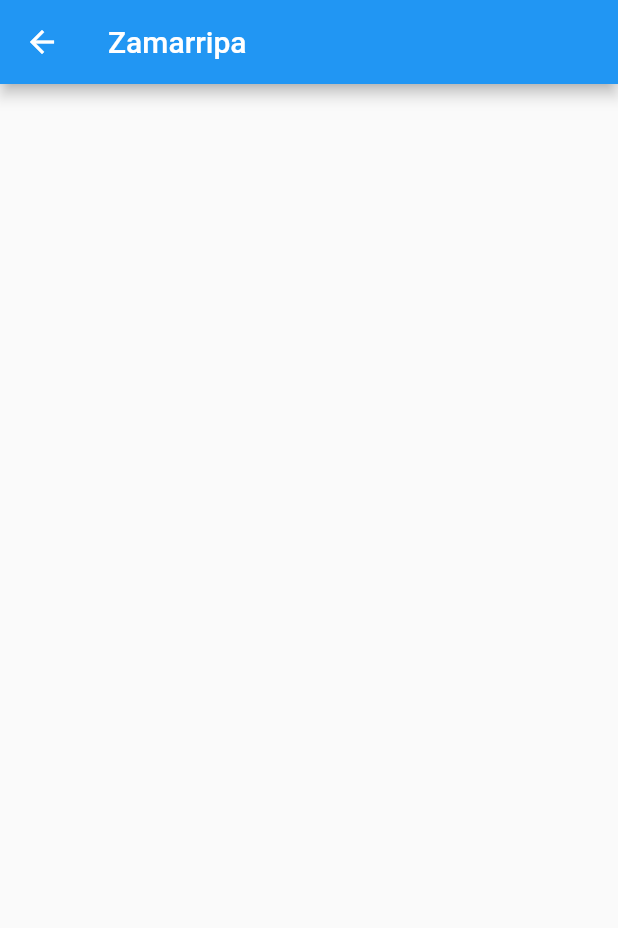
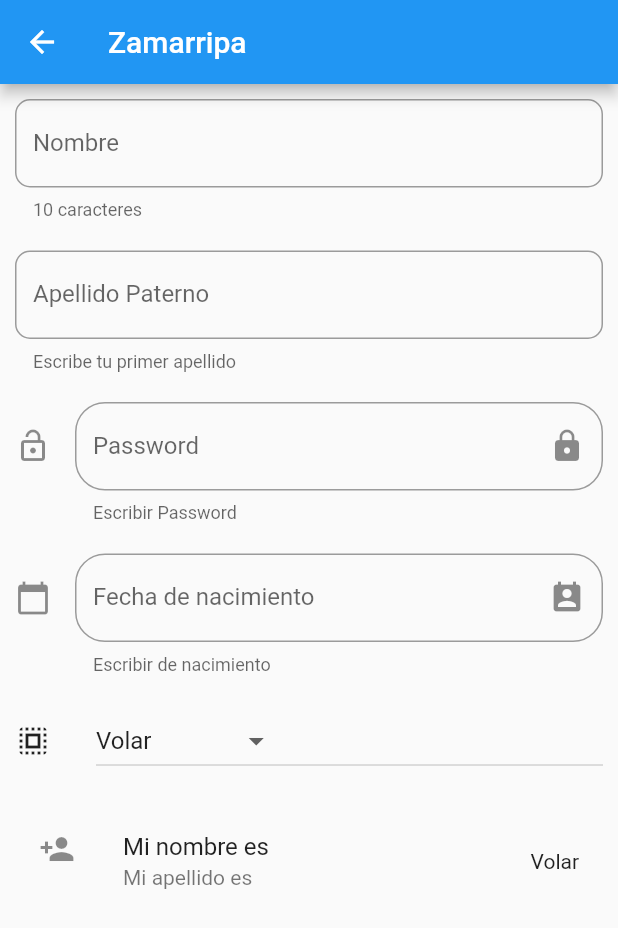
Before and after one commit to rzamarripa/cursoaudeo, a Flutter app: the ZamarripaPage screen opened by its route, on a phone screen of 412 x 824 dp. Shown: the top 928 px of the screen. Run offline on Flutter 3.47's test engine with Material 2 defaults, Android fonts, the phone set to English and light mode, and no system bars.

Commit message:
commit final con inputs

```diff
--- a/lib/main.dart
+++ b/lib/main.dart
@@ -1,3 +1,7 @@
+import 'package:flutter/material.dart';
+import 'package:flutter_localizations/flutter_localizations.dart';
+
+
 import 'package:cursouadeo/carlos.dart';
 import 'package:cursouadeo/cosme.dart';
 import 'package:cursouadeo/herrera.dart';
@@ -7,7 +11,7 @@ import 'package:cursouadeo/paulina.dart';
 import 'package:cursouadeo/selene.dart';
 import 'package:cursouadeo/sliderpage.dart';
 import 'package:cursouadeo/zamarripa.dart';
-import 'package:flutter/material.dart';
+
 
 import 'homepage.dart';
 import 'alertpage.dart';
@@ -18,6 +22,13 @@ class MyApp extends StatelessWidget {
   @override
   Widget build(BuildContext context) {
     return MaterialApp(
+      localizationsDelegates: [
+        GlobalMaterialLocalizations.delegate,
+        GlobalWidgetsLocalizations.delegate
+      ],
+      supportedLocales: [
+        const Locale("es", "ES")
+      ],
       debugShowCheckedModeBanner: false,
       title: 'Material App',
       //home: Text("Hola"),
--- a/lib/zamarripa.dart
+++ b/lib/zamarripa.dart
@@ -1,7 +1,21 @@
 import 'package:flutter/material.dart';
 
-class ZamarripaPage extends StatelessWidget {
+class ZamarripaPage extends StatefulWidget {
   const ZamarripaPage({Key key}) : super(key: key);
+
+  @override
+  _ZamarripaPageState createState() => _ZamarripaPageState();
+}
+class _ZamarripaPageState extends State<ZamarripaPage> {
+
+  String _password = "";
+  String _nombre = "";
+  String _apPaterno = "";
+  String _fecha = "";
+  TextEditingController _inputFieldDateController = new TextEditingController();
+
+  String _opcionSeleccionada = "Volar";
+  List<String> _poderes = ["Volar", "Rayos X", "Súper Aliento", "Súper Fuerza"];
 
   @override
   Widget build(BuildContext context) {
@@ -9,11 +23,160 @@ class ZamarripaPage extends StatelessWidget {
       appBar: AppBar(
         title: Text("Zamarripa"),
       ),
-      body: Column(
+      body: ListView(
+        padding: EdgeInsets.all(10.0),
         children: <Widget>[
-
+          _crearNombre(
+            helper: "10 caracteres",
+            hint: "Escribe nombre",
+            label: "Nombre"
+          ),
+          SizedBox(height: 20.0),
+          _crearApellido(),
+          SizedBox(height: 20.0),
+          _crearPassword(),
+          SizedBox(height: 20.0),
+          _crearFecha(context),
+          SizedBox(height: 20.0),
+          _crearDropDown(),
+          SizedBox(height: 20.0),
+          ListTile(
+            leading: Icon(Icons.person_add),
+            title: Text("Mi nombre es $_nombre"),
+            subtitle: Text("Mi apellido es $_apPaterno"),
+            trailing: Text("$_opcionSeleccionada"),
+          )
         ],
       ),
     );
   }
+
+  Widget _crearNombre({hint, label, helper}) {
+    return TextField(
+      decoration: InputDecoration(
+        hintText: hint,
+        labelText: label,
+        helperText: helper,
+        border: OutlineInputBorder(
+          borderRadius: BorderRadius.circular(10.0)
+        )
+      ),
+      onChanged: (valor){
+        setState(() {
+          _nombre = valor;
+        });
+      },
+    );
+  }
+
+  Widget _crearApellido(){
+    return TextField(
+      decoration: InputDecoration(
+        hintText: "Apellido Paterno",
+        labelText: "Apellido Paterno",
+        helperText: "Escribe tu primer apellido",
+        border: OutlineInputBorder(
+          borderRadius: BorderRadius.circular(10.0)
+        )
+      ),
+      onChanged: (valor){
+        setState(() {
+          _apPaterno = valor;
+        });
+      },
+    );
+  }
+
+  Widget _crearPassword(){
+    return TextField(
+      obscureText: true,
+      decoration: InputDecoration(
+        border: OutlineInputBorder(
+          borderRadius: BorderRadius.circular(20.0)
+        ),
+        hintText: "Password",
+        labelText: "Password",
+        helperText: "Escribir Password",
+        suffixIcon: Icon(Icons.lock),
+        icon: Icon(Icons.lock_open),
+      ),
+      onChanged: (valor){
+        setState(() {
+        _password = valor;
+        });
+      },
+    );
+  }
+
+  Widget _crearFecha( BuildContext context){
+    return TextField(
+      controller: _inputFieldDateController,
+      enableInteractiveSelection: false,
+      decoration: InputDecoration(
+        border: OutlineInputBorder(
+          borderRadius: BorderRadius.circular(20.0)
+        ),
+        hintText: "Fecha de nacimiento",
+        labelText: "Fecha de nacimiento",
+        helperText: "Escribir de nacimiento",
+        suffixIcon: Icon(Icons.perm_contact_calendar),
+        icon: Icon(Icons.calendar_today),
+      ),
+      onTap: () {
+        FocusScope.of(context).requestFocus(new FocusNode());
+        _selectDate(context);
+      },
+    );
+  }
+
+  _selectDate(BuildContext context) async{
+    DateTime picked = await showDatePicker(
+      context: context,
+      initialDate: new DateTime.now(),
+      firstDate: new DateTime(2018),
+      lastDate: new DateTime(2020),
+      locale: Locale("es", "ES")
+    );
+
+    if( picked != null) {
+      setState(() {
+        _fecha = picked.toString();
+        _inputFieldDateController.text = _fecha;
+      });
+    }
+  }
+
+  Widget _crearDropDown(){
+    return Row(
+      children: <Widget>[
+        Icon(Icons.select_all),
+        SizedBox(width: 30.0),
+        Expanded(
+          child: DropdownButton(
+            value: _opcionSeleccionada,
+            items: getOpcionesDropDown(),
+            onChanged: (opt) {
+              print(opt);
+              setState(() {
+                _opcionSeleccionada = opt;
+              });
+            },
+          ),
+        )
+      ],
+    );
+  }
+
+   List<DropdownMenuItem<String>> getOpcionesDropDown(){
+    List<DropdownMenuItem<String>> lista = new List();
+    _poderes.forEach((poder){
+      lista.add(DropdownMenuItem(
+        child: Text(poder),
+        value: poder,
+      ));
+    });
+
+    return lista;
+
+  }
 }
--- a/pubspec.yaml
+++ b/pubspec.yaml
@@ -18,6 +18,9 @@ environment:
 
 dependencies:
   flutter:
+    sdk: flutter
+
+  flutter_localizations:
     sdk: flutter
 
   # The following adds the Cupertino Icons font to your application.
```
Also changed, not shown: pubspec.lock.
